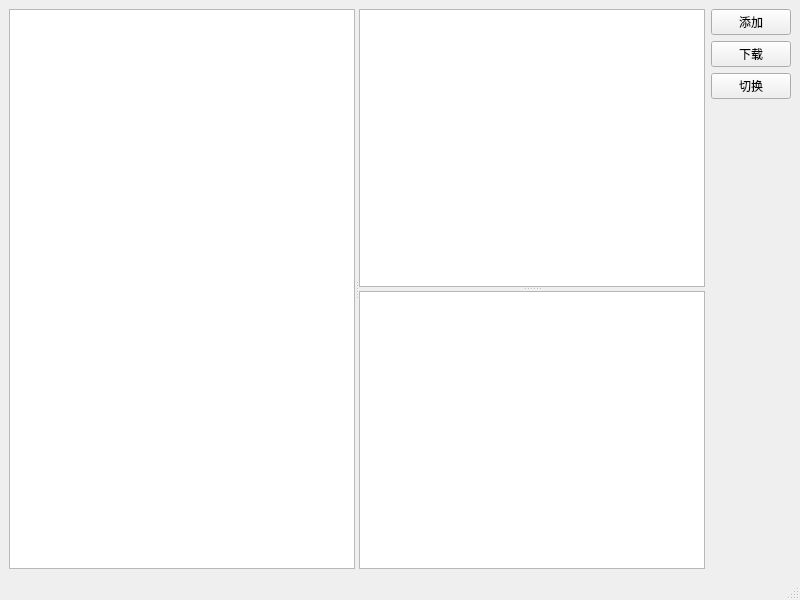
Old version of the form PageUI/mainPage.ui in the repository lxambulance/CoLoRagent.
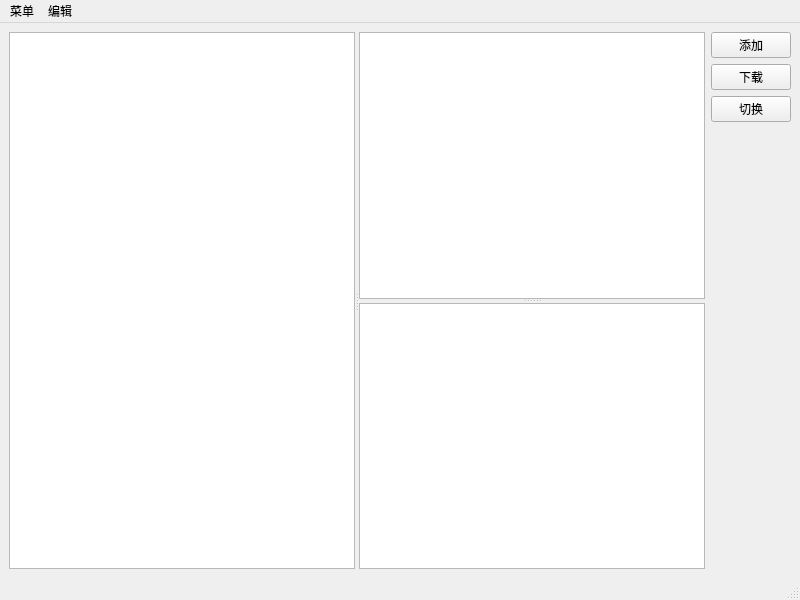
New version of the form.

The edit to the form file:
```diff
--- a/PageUI/mainPage.ui
+++ b/PageUI/mainPage.ui
@@ -87,6 +87,26 @@
      <height>23</height>
     </rect>
    </property>
+   <widget class="QMenu" name="menu">
+    <property name="title">
+     <string>菜单</string>
+    </property>
+    <addaction name="action_6"/>
+    <addaction name="action_7"/>
+    <addaction name="action_8"/>
+   </widget>
+   <widget class="QMenu" name="menu_2">
+    <property name="title">
+     <string>编辑</string>
+    </property>
+    <addaction name="action_1"/>
+    <addaction name="action_2"/>
+    <addaction name="action_3"/>
+    <addaction name="action_4"/>
+    <addaction name="action_5"/>
+   </widget>
+   <addaction name="menu"/>
+   <addaction name="menu_2"/>
   </widget>
   <widget class="QStatusBar" name="statusbar"/>
   <action name="action_1">
```
Left out of the diff: 19 changed lines with no effect on the pictures.
